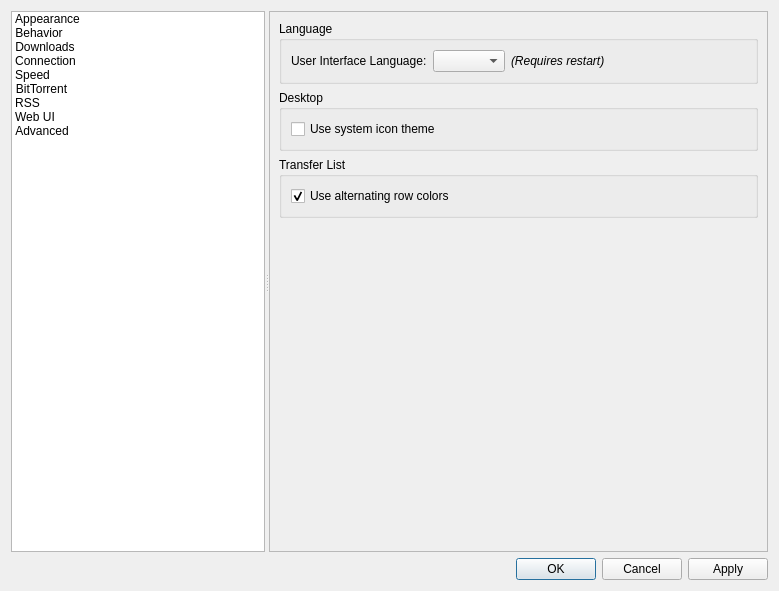
Old version of the form src/gui/optionsdlg.ui in the repository qbittorrent/qBittorrent.
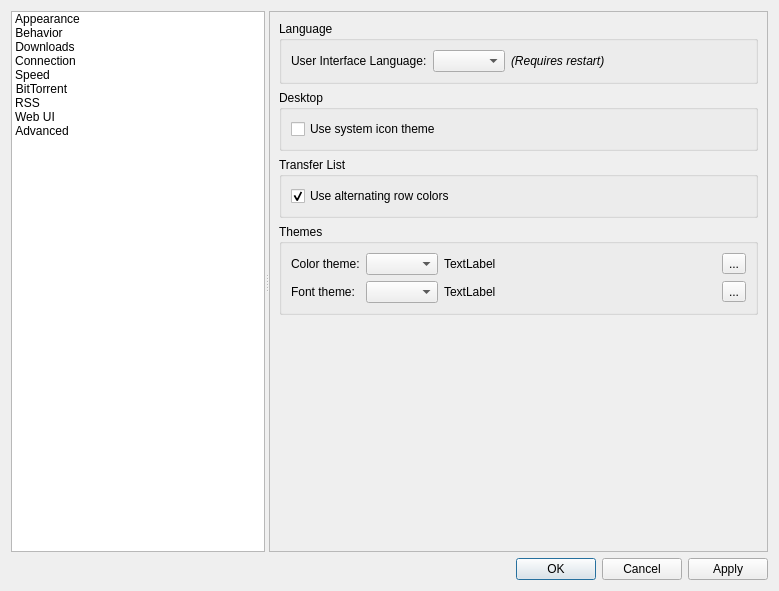
New version of the form. Icons and pictures are not drawn. Custom widgets are drawn as their Qt base class.

Commit message: Add color and font themes

Diff of the .ui file:
```diff
--- a/src/gui/optionsdlg.ui
+++ b/src/gui/optionsdlg.ui
@@ -231,6 +231,113 @@
               </layout>
              </widget>
             </item>
+            <item>
+             <widget class="QGroupBox" name="groupBoxThemes">
+              <property name="title">
+               <string>Themes</string>
+              </property>
+              <layout class="QFormLayout" name="formLayout_6">
+               <item row="0" column="0">
+                <widget class="QLabel" name="label_24">
+                 <property name="text">
+                  <string>Color theme:</string>
+                 </property>
+                 <layout class="QHBoxLayout" name="horizontalLayout_18"/>
+                </widget>
+               </item>
+               <item row="0" column="1">
+                <layout class="QHBoxLayout" name="horizontalLayout_10">
+                 <item>
+                  <widget class="QComboBox" name="comboBoxColorTheme">
+                   <property name="sizePolicy">
+                    <sizepolicy hsizetype="Maximum" vsizetype="Fixed">
+                     <horstretch>0</horstretch>
+                     <verstretch>0</verstretch>
+                    </sizepolicy>
+                   </property>
+                  </widget>
+                 </item>
+                 <item>
+                  <widget class="QLabel" name="labelColorThemeDescription">
+                   <property name="sizePolicy">
+                    <sizepolicy hsizetype="MinimumExpanding" vsizetype="Preferred">
+                     <horstretch>0</horstretch>
+                     <verstretch>0</verstretch>
+                    </sizepolicy>
+                   </property>
+                   <property name="text">
+                    <string>TextLabel</string>
+                   </property>
+                  </widget>
+                 </item>
+                 <item>
+                  <widget class="QToolButton" name="toolButtonExportColorTheme">
+                   <property name="toolTip">
+                    <string>Export color theme into a file</string>
+                   </property>
+                   <property name="text">
+                    <string>...</string>
+                   </property>
+                   <property name="icon">
+                    <iconset theme="document-export">
+                     <normaloff>.</normaloff>.</iconset>
+                   </property>
+                  </widget>
+                 </item>
+                </layout>
+               </item>
+               <item row="1" column="0">
+                <widget class="QLabel" name="label_25">
+                 <property name="text">
+                  <string>Font theme:</string>
+                 </property>
+                 <layout class="QHBoxLayout" name="horizontalLayout_19"/>
+                </widget>
+               </item>
+               <item row="1" column="1">
+                <layout class="QHBoxLayout" name="horizontalLayout_12">
+                 <item>
+                  <widget class="QComboBox" name="comboBoxFontTheme">
+                   <property name="sizePolicy">
+                    <sizepolicy hsizetype="Maximum" vsizetype="Fixed">
+                     <horstretch>0</horstretch>
+                     <verstretch>0</verstretch>
+                    </sizepolicy>
+                   </property>
+                  </widget>
+                 </item>
+                 <item>
+                  <widget class="QLabel" name="labelFontThemeDescription">
+                   <property name="sizePolicy">
+                    <sizepolicy hsizetype="MinimumExpanding" vsizetype="Preferred">
+                     <horstretch>0</horstretch>
+                     <verstretch>0</verstretch>
+                    </sizepolicy>
+                   </property>
+                   <property name="text">
+                    <string>TextLabel</string>
+                   </property>
+                  </widget>
+                 </item>
+                 <item>
+                  <widget class="QToolButton" name="toolButtonExportFontTheme">
+                   <property name="toolTip">
+                    <string>Export font theme into a file</string>
+                   </property>
+                   <property name="text">
+                    <string>...</string>
+                   </property>
+                   <property name="icon">
+                    <iconset theme="document-export">
+                     <normaloff>.</normaloff>.</iconset>
+                   </property>
+                  </widget>
+                 </item>
+                </layout>
+               </item>
+              </layout>
+             </widget>
+            </item>
             <item>
              <spacer name="verticalSpacer_5">
               <property name="orientation">
```
Left out of the diff: 5 changed lines with no effect on the pictures. The commit also changes 48 other files.
